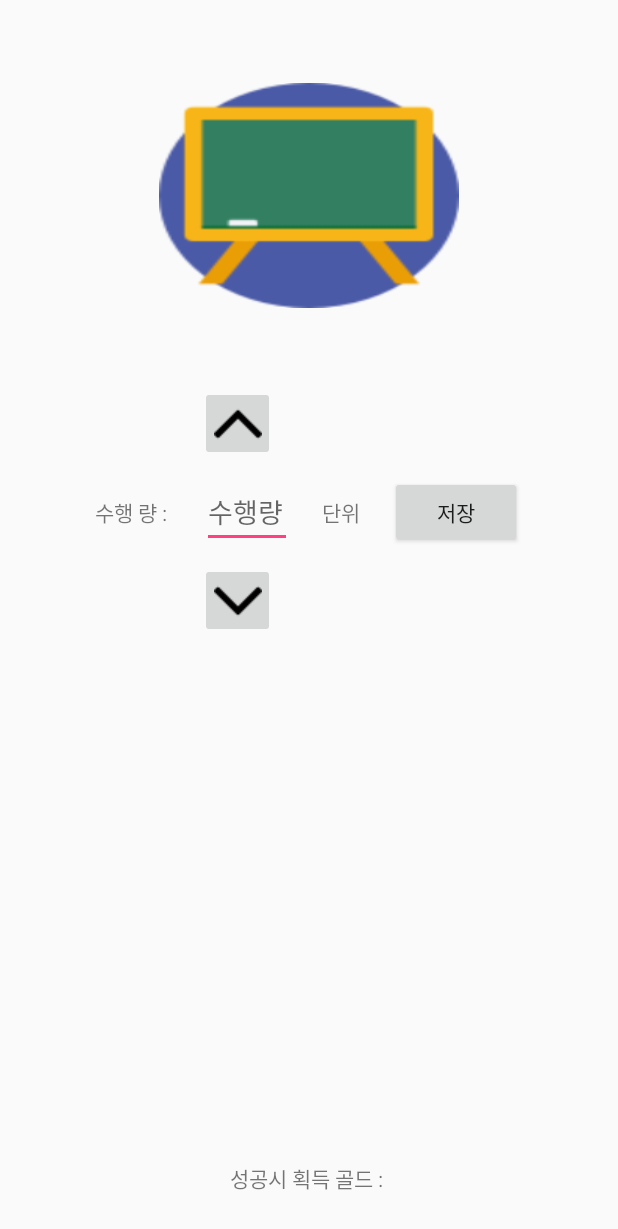
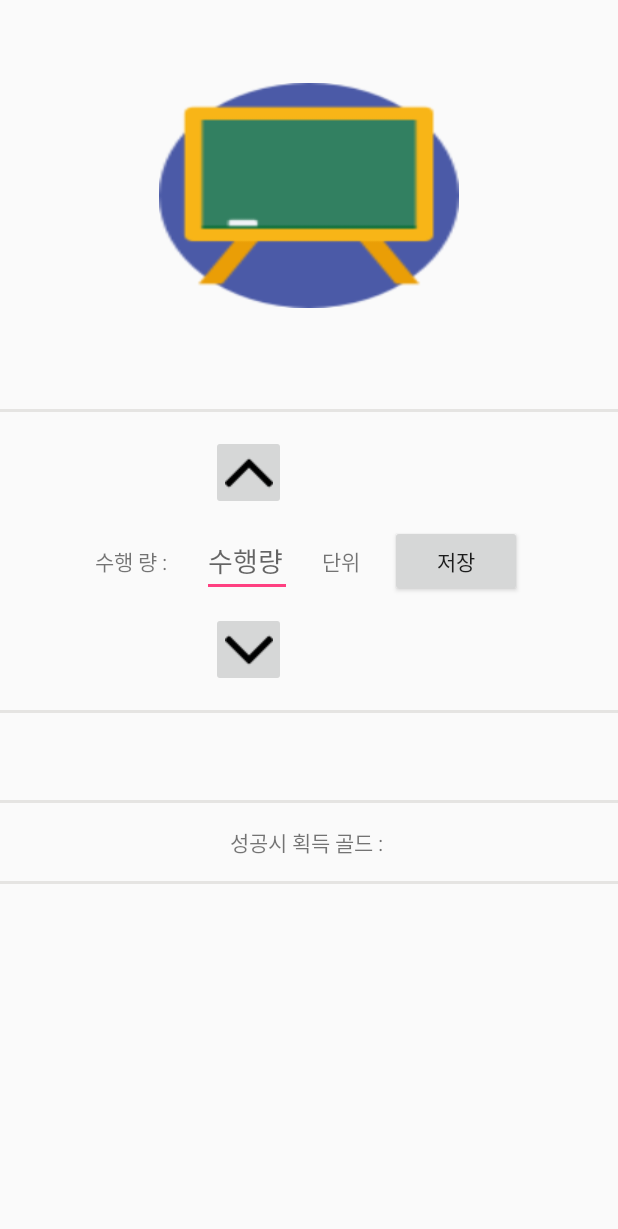
Before and after one commit to GeunTaekOh/GoalSnowBall, an Android app: the layout activity_goal_amount_doing.xml on its own in the app's theme, with its tools: preview values and no code run, on a phone screen of 412 x 824 dp. Shown: the top 1229 px of the screen. Run offline under Robolectric (Android 15) with nearby library versions, the phone set to English and light mode, and no system bars.

Commit message:
[UI 수정] 목표를 관리하는 액티비티 UI 수정

```diff
--- a/GoalSnowBall/app/src/main/res/layout/activity_goal_amount_doing.xml
+++ b/GoalSnowBall/app/src/main/res/layout/activity_goal_amount_doing.xml
@@ -6,16 +6,28 @@
     android:orientation="vertical">
 
     <RelativeLayout
-        android:layout_width="wrap_content"
+        android:layout_width="match_parent"
         android:layout_height="wrap_content"
-        android:layout_alignParentBottom="true"
         android:layout_centerHorizontal="true"
-        android:layout_marginBottom="28dp">
+        android:layout_below="@+id/linearLayout"
+
+        >
 
         <LinearLayout
-            android:layout_width="wrap_content"
+            android:layout_width="match_parent"
             android:layout_height="wrap_content"
-            android:orientation="vertical">
+            android:orientation="vertical"
+            android:gravity="center"
+            >
+
+            <View
+                android:layout_width="match_parent"
+                android:layout_height="2dp"
+                android:background="#E5E4E2"
+                android:layout_marginBottom="15dp"
+                android:layout_marginTop="15dp"
+
+                />
 
             <TextView
                 android:id="@+id/doing_goal"
@@ -24,10 +36,17 @@
                 android:layout_alignParentBottom="true"
                 android:layout_centerHorizontal="true"
                 android:layout_gravity="center"
-                android:layout_marginBottom="62dp"
                 android:text=""
-                android:textSize="27dp"
+                android:textSize="20dp"
                 />
+
+            <View
+                android:layout_width="match_parent"
+                android:layout_height="2dp"
+                android:background="#E5E4E2"
+                android:layout_marginBottom="15dp"
+                android:layout_marginTop="15dp"/>
+
             <TextView
                 android:layout_width="wrap_content"
                 android:layout_height="wrap_content"
@@ -36,11 +55,19 @@
                 android:text="성공시 획득 골드 : "
                 />
 
+            <View
+                android:layout_width="match_parent"
+                android:layout_height="2dp"
+                android:background="#E5E4E2"
+                android:layout_marginBottom="15dp"
+                android:layout_marginTop="15dp"/>
+
 
 
         </LinearLayout>
 
     </RelativeLayout>
+
 
     <RelativeLayout
         android:id="@+id/blckBoard"
@@ -66,33 +93,43 @@
                 android:text=""
                 android:textStyle="bold"
                 android:textColor="#ffffff"
+                android:layout_marginBottom="15dp"
 
                 />
 
         </RelativeLayout>
 
 
+
     </RelativeLayout>
 
     <LinearLayout
         android:id="@+id/linearLayout"
-        android:layout_width="wrap_content"
+        android:layout_width="match_parent"
         android:layout_height="wrap_content"
         android:layout_below="@+id/blckBoard"
         android:layout_centerHorizontal="true"
         android:layout_gravity="center"
         android:layout_marginTop="52dp"
         android:orientation="vertical">
+        <View
+            android:layout_width="match_parent"
+            android:layout_height="2dp"
+            android:background="#E5E4E2"
+            android:layout_marginBottom="15dp"
+            android:layout_marginTop="15dp"/>
 
         <LinearLayout
             android:layout_width="wrap_content"
-            android:layout_height="wrap_content">
+            android:layout_height="wrap_content"
+            android:layout_gravity="center"
+            >
 
             <ImageButton
                 android:layout_width="50dp"
                 android:layout_height="50dp"
                 android:src="@drawable/upbuttonimage"
-                android:layout_marginLeft="80dp"
+                android:layout_marginRight="80dp"
                 android:id="@+id/upButton"
                 android:onClick="onClick"
                 />
@@ -102,7 +139,9 @@
         <LinearLayout
             android:layout_width="wrap_content"
             android:layout_height="wrap_content"
-            android:orientation="horizontal">
+            android:orientation="horizontal"
+            android:layout_gravity="center"
+            >
 
             <TextView
                 android:layout_width="wrap_content"
@@ -144,15 +183,17 @@
 
         <LinearLayout
             android:layout_width="wrap_content"
-            android:layout_height="wrap_content">
+            android:layout_height="wrap_content"
+            android:layout_gravity="center"
+            >
 
             <ImageButton
                 android:layout_width="50dp"
                 android:layout_height="50dp"
                 android:src="@drawable/downbuttonimage"
-                android:layout_marginLeft="80dp"
                 android:onClick="onClick"
                 android:id="@+id/downButton"
+                android:layout_marginRight="80dp"
                 />
 
         </LinearLayout>
```
Also changed, not shown: GoalSnowBall/app/src/main/res/layout/activity_goal_time_doing.xml (+45 -14 lines).
